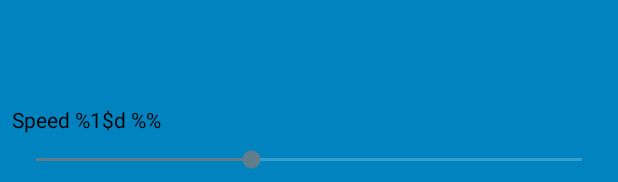
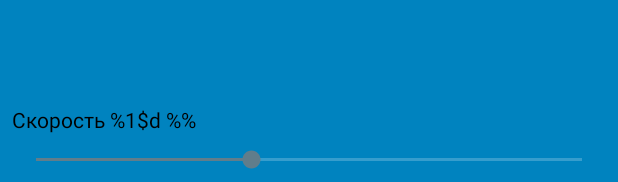
Before and after one commit to tolegoleg/BeatBox, an Android app: the layout fragment_beat_box.xml on its own in the app's theme, with its tools: preview values and no code run, on a phone screen of 412 x 824 dp. Shown: the part 1051-1233 px from the top of the screen. Run offline under Robolectric (Android 15) with nearby library versions, the light colour scheme and no system bars.

Commit message:
Speed > Скорость

```diff
--- a/app/src/main/res/values/strings.xml
+++ b/app/src/main/res/values/strings.xml
@@ -1,4 +1,4 @@
 <resources>
     <string name="app_name">BeatBox</string>
-    <string name="speed_string">Speed %1$d %%</string>
+    <string name="speed_string">Скорость %1$d %%</string>
 </resources>
--- a/build.gradle
+++ b/build.gradle
@@ -7,7 +7,7 @@ buildscript {
         jcenter()
     }
     dependencies {
-        classpath 'com.android.tools.build:gradle:3.1.4'
+        classpath 'com.android.tools.build:gradle:3.2.0'
 
 
         // NOTE: Do not place your application dependencies here; they belong
```
Also changed, not shown: gradle/wrapper/gradle-wrapper.properties.
